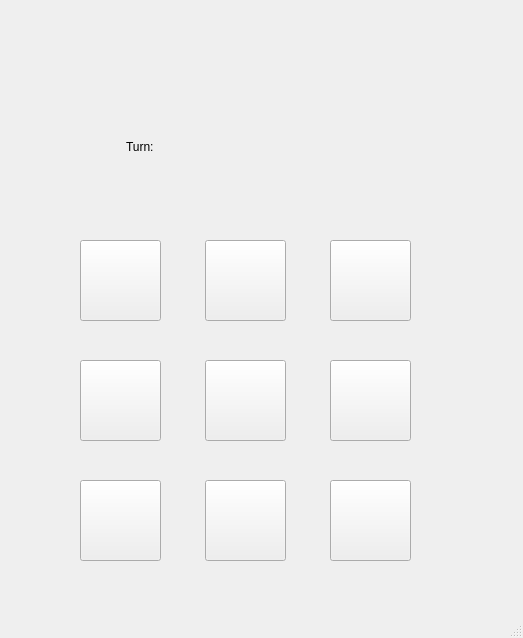
Qt form mainwindow.ui (PabloOdriozola/tictactoe) before a commit.
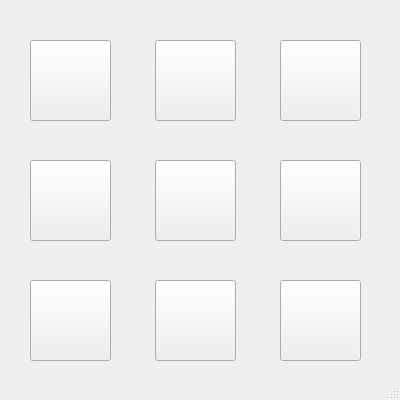
The same form after that commit. Icons and pictures are not drawn.

Commit message: UI and logic almost done

What changed in the file:
```diff
--- a/mainwindow.ui
+++ b/mainwindow.ui
@@ -6,8 +6,8 @@
    <rect>
     <x>0</x>
     <y>0</y>
-    <width>523</width>
-    <height>638</height>
+    <width>400</width>
+    <height>400</height>
    </rect>
   </property>
   <property name="sizePolicy">
@@ -23,8 +23,8 @@
    <widget class="QLabel" name="board">
     <property name="geometry">
      <rect>
-      <x>80</x>
-      <y>230</y>
+      <x>30</x>
+      <y>30</y>
       <width>330</width>
       <height>330</height>
      </rect>
@@ -42,8 +42,8 @@
    <widget class="QPushButton" name="button1">
     <property name="geometry">
      <rect>
-      <x>80</x>
-      <y>240</y>
+      <x>30</x>
+      <y>40</y>
       <width>81</width>
       <height>81</height>
      </rect>
@@ -58,8 +58,8 @@
    <widget class="QPushButton" name="button2">
     <property name="geometry">
      <rect>
-      <x>205</x>
-      <y>240</y>
+      <x>155</x>
+      <y>40</y>
       <width>81</width>
       <height>81</height>
      </rect>
@@ -74,8 +74,8 @@
    <widget class="QPushButton" name="button3">
     <property name="geometry">
      <rect>
-      <x>330</x>
-      <y>240</y>
+      <x>280</x>
+      <y>40</y>
       <width>81</width>
       <height>81</height>
      </rect>
@@ -90,8 +90,8 @@
    <widget class="QPushButton" name="button4">
     <property name="geometry">
      <rect>
-      <x>80</x>
-      <y>360</y>
+      <x>30</x>
+      <y>160</y>
       <width>81</width>
       <height>81</height>
      </rect>
@@ -106,8 +106,8 @@
    <widget class="QPushButton" name="button5">
     <property name="geometry">
      <rect>
-      <x>205</x>
-      <y>360</y>
+      <x>155</x>
+      <y>160</y>
       <width>81</width>
       <height>81</height>
      </rect>
@@ -122,8 +122,8 @@
    <widget class="QPushButton" name="button6">
     <property name="geometry">
      <rect>
-      <x>330</x>
-      <y>360</y>
+      <x>280</x>
+      <y>160</y>
       <width>81</width>
       <height>81</height>
      </rect>
@@ -138,8 +138,8 @@
    <widget class="QPushButton" name="button7">
     <property name="geometry">
      <rect>
-      <x>80</x>
-      <y>480</y>
+      <x>30</x>
+      <y>280</y>
       <width>81</width>
       <height>81</height>
      </rect>
@@ -154,8 +154,8 @@
    <widget class="QPushButton" name="button8">
     <property name="geometry">
      <rect>
-      <x>205</x>
-      <y>480</y>
+      <x>155</x>
+      <y>280</y>
       <width>81</width>
       <height>81</height>
      </rect>
@@ -170,8 +170,8 @@
    <widget class="QPushButton" name="button9">
     <property name="geometry">
      <rect>
-      <x>330</x>
-      <y>480</y>
+      <x>280</x>
+      <y>280</y>
       <width>81</width>
       <height>81</height>
      </rect>
@@ -183,19 +183,6 @@
      <string/>
     </property>
    </widget>
-   <widget class="QLabel" name="label">
-    <property name="geometry">
-     <rect>
-      <x>126</x>
-      <y>116</y>
-      <width>191</width>
-      <height>61</height>
-     </rect>
-    </property>
-    <property name="text">
-     <string>Turn: </string>
-    </property>
-   </widget>
   </widget>
   <widget class="QStatusBar" name="statusbar"/>
  </widget>
```
The commit also changes 3 other files.
